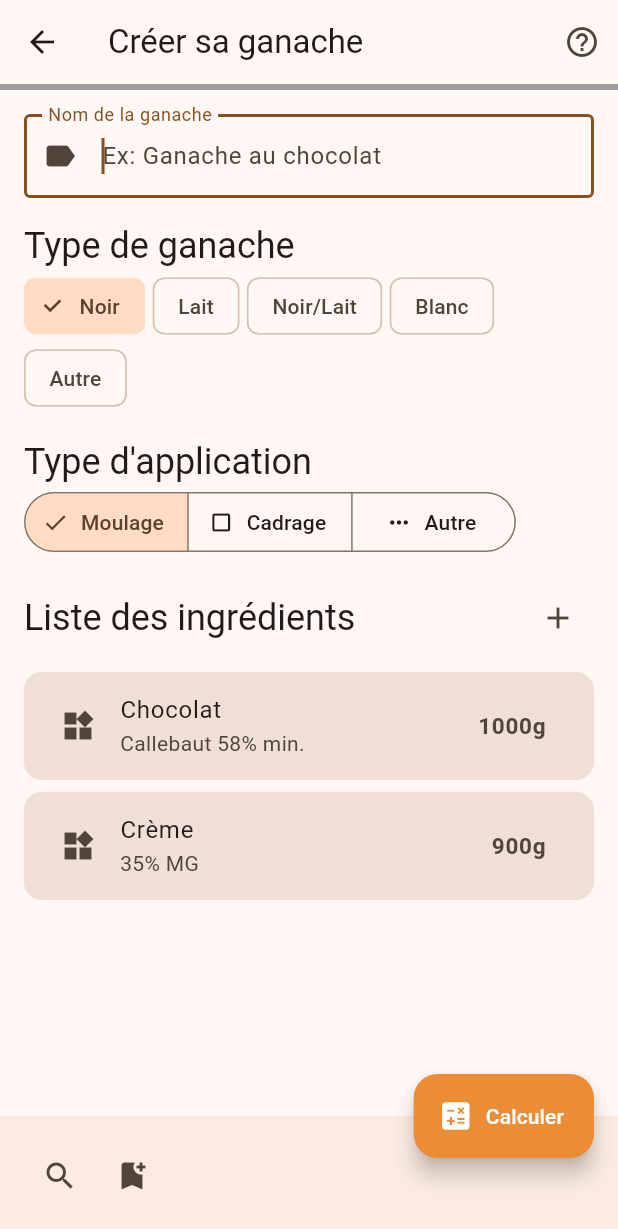
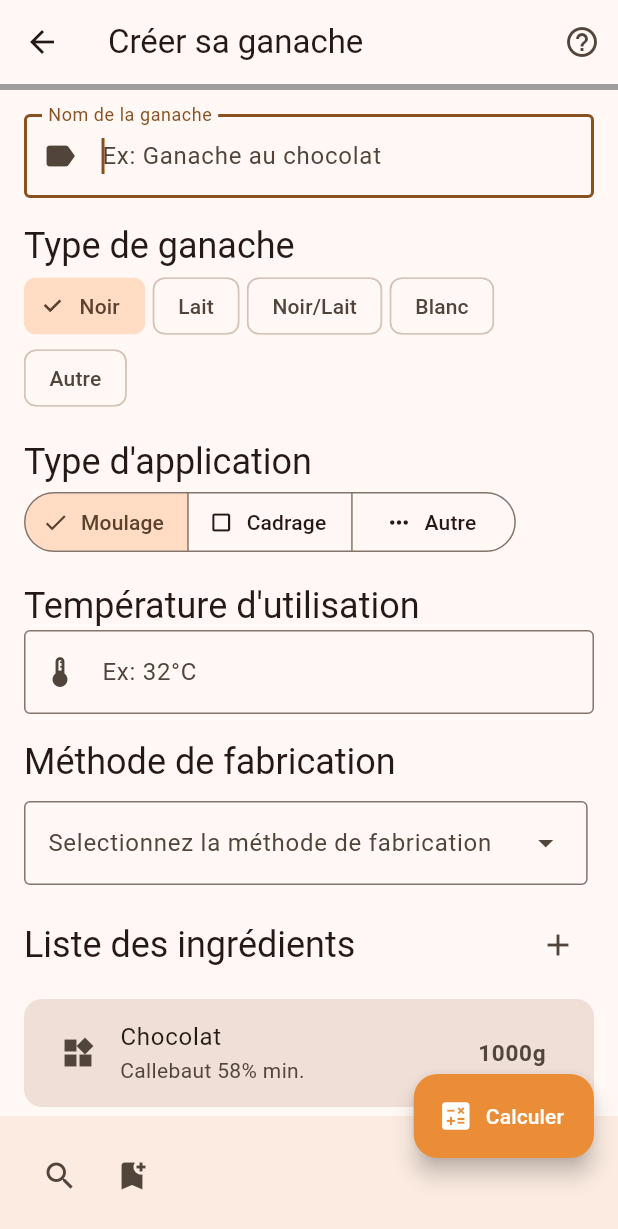
Before and after one commit to AlexandreLuedo/Ganache.lab, a Flutter app: the CreateGanache screen opened directly, on a phone screen of 412 x 824 dp. Shown: the top 1229 px of the screen. Run offline on Flutter 3.47's test engine with Material 3 defaults, Android fonts, the phone set to English and light mode, and no system bars; our stand-ins replace flutter_svg; missing offline and left inert: markdown_widget.

Commit message:
feat: Add fabrication temperature and method selection
This commit introduces new widgets for selecting the fabrication temperature and method within the ganache creation screen.

- **`lib/screens/create_ganache.dart`**:
    - Added `FabricationTemperature` and `FabricationMethod` widgets to the `CreateAGanache` layout.
    - New `FabricationTemperature` stateless widget:
        - Displays a title "Température d'utilisation".
        - Includes a `FabricationTemperatureSelector` stateful widget.
    - New `FabricationTemperatureSelector` stateful widget:
        - Implements a `TextField` for numeric input of temperature.
        - Uses `FilteringTextInputFormatter.digitsOnly` to allow only numbers.
        - Displays an icon and a label "Ex: 32°C".
    - New `FabricationMethod` stateless widget:
        - Displays a title "Méthode de fabrication".
        - Includes a `DropdownMenu` for selecting the fabrication method.
        - Currently has a placeholder "Méthode 1".
        - TODO: Implement dynamic population of the dropdown menu.
- **`project.org`**:
    - Added TODO items related to implementing the fabrication temperature and method parameters.
    - Marked "Ajouter une nouvelle page :Correction:" and related sub-tasks as DONE.

```diff
--- a/lib/screens/create_ganache.dart
+++ b/lib/screens/create_ganache.dart
@@ -1,6 +1,7 @@
 // Affiche la création de ganache.
 // Appel les différents widgets de paramétrage pour la ganache ~/ganache_dot_first/lib/widgets/...
 import 'package:flutter/material.dart';
+import 'package:flutter/services.dart';
 import 'package:url_launcher/url_launcher.dart';
 import 'calculate_ganache.dart';
 import 'package:ganache_lab/widgets/widgets_exportation_file.dart';
@@ -151,6 +152,10 @@ class _CreateGanacheState extends State<CreateGanache> {
           SizedBox(height: 16),
           ApplicationTypeSelection(),
           SizedBox(height: 16),
+          FabricationTemperature(),
+          SizedBox(height: 16),
+          FabricationMethod(),
+          SizedBox(height: 16),
           GanacheIngredients(),
           SizedBox(height: 16),
         ],
@@ -158,3 +163,78 @@ class _CreateGanacheState extends State<CreateGanache> {
     );
   }
 }
+
+class FabricationTemperature extends StatelessWidget {
+  const FabricationTemperature({super.key});
+
+  @override
+  Widget build(BuildContext context) {
+    return Column(
+      crossAxisAlignment: CrossAxisAlignment.start,
+      children: [
+        Text(
+          "Température d'utilisation",
+          style: Theme.of(context).textTheme.headlineSmall,
+        ),
+        FabricationTemperatureSelector(),
+      ],
+    );
+  }
+}
+
+class FabricationTemperatureSelector extends StatefulWidget {
+  const FabricationTemperatureSelector({super.key});
+
+  @override
+  _FabricationTemperatureSelector createState() =>
+      _FabricationTemperatureSelector();
+}
+
+class _FabricationTemperatureSelector
+    extends State<FabricationTemperatureSelector> {
+  @override
+  Widget build(BuildContext context) {
+    return TextField(
+      keyboardType: TextInputType.number,
+      inputFormatters: <TextInputFormatter>[
+        FilteringTextInputFormatter.digitsOnly
+        ],
+      decoration: const InputDecoration(
+        prefixIcon: Icon(Icons.device_thermostat),
+        border: OutlineInputBorder(),
+        labelText: "Ex: 32°C",
+      )
+    );
+      // Text field
+      /* keyboardType: TextInputType.number,
+              inputFormatters: <TextInputFormatter>[
+                FilteringTextInputFormatter.digitsOnly
+              ], */
+  }
+}
+
+class FabricationMethod extends StatelessWidget {
+  const FabricationMethod({super.key});
+
+  @override
+  Widget build(BuildContext context) {
+    return Column(
+      crossAxisAlignment: CrossAxisAlignment.start,
+      children: [
+        Text(
+          "Méthode de fabrication",
+          style: Theme.of(context).textTheme.headlineSmall,
+        ),
+        SizedBox(height: 10),
+        DropdownMenu(
+          enableFilter: true,
+          label: const Text("Selectionnez la méthode de fabrication"),
+          dropdownMenuEntries: [
+            DropdownMenuEntry(value: Placeholder(), label: "Méthode 1"),
+            // TODO https://api.flutter.dev/flutter/material/DropdownMenu-class.html
+          ],
+        ),
+      ],
+    );
+  }
+}
```
Also changed, not shown: 1 other file.
